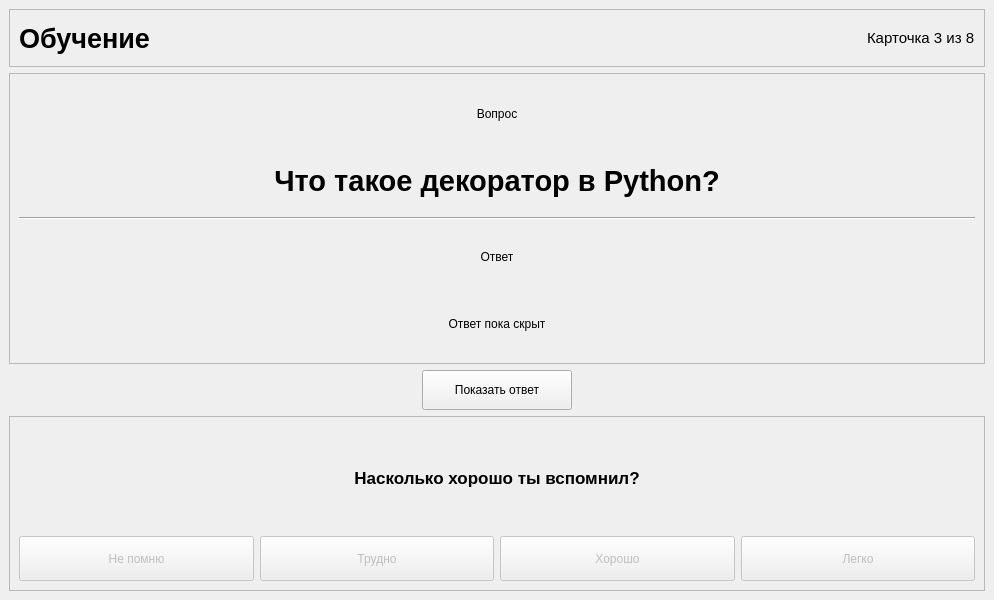
Before: the Qt Designer form ui/study_page.ui in roms140/PyQt_project, drawn with Qt 5.
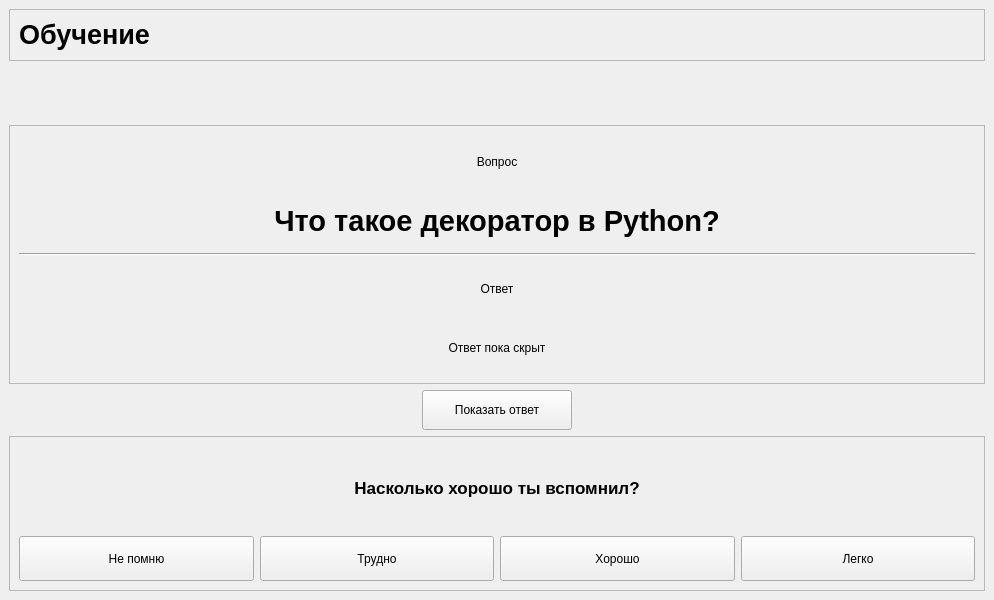
After: the same form once the commit is applied.

Commit message: Implement basic study page functionality

```diff
--- a/ui/study_page.ui
+++ b/ui/study_page.ui
@@ -14,7 +14,7 @@
    <string>MainWindow</string>
   </property>
   <widget class="QWidget" name="centralwidget">
-   <layout class="QVBoxLayout" name="verticalLayout" stretch="1,5,0,3">
+   <layout class="QVBoxLayout" name="verticalLayout" stretch="1,1,5,1,3">
     <item>
      <widget class="QFrame" name="top_frame">
       <property name="frameShape">
@@ -41,6 +41,9 @@
          <property name="text">
           <string>Обучение</string>
          </property>
+         <property name="alignment">
+          <set>Qt::AlignmentFlag::AlignLeading|Qt::AlignmentFlag::AlignLeft|Qt::AlignmentFlag::AlignTop</set>
+         </property>
         </widget>
        </item>
        <item>
@@ -51,13 +54,35 @@
           </font>
          </property>
          <property name="text">
-          <string>Карточка 3 из 8</string>
+          <string/>
          </property>
         </widget>
        </item>
       </layout>
      </widget>
     </item>
+    <item>
+     <widget class="QLabel" name="statusLabel">
+      <property name="enabled">
+       <bool>true</bool>
+      </property>
+      <property name="font">
+       <font>
+        <pointsize>15</pointsize>
+        <bold>true</bold>
+       </font>
+      </property>
+      <property name="tabletTracking">
+       <bool>false</bool>
+      </property>
+      <property name="text">
+       <string/>
+      </property>
+      <property name="alignment">
+       <set>Qt::AlignmentFlag::AlignCenter</set>
+      </property>
+     </widget>
+    </item>
     <item>
      <widget class="QFrame" name="questionFrame">
       <property name="frameShape">
@@ -202,7 +227,7 @@
          <item>
           <widget class="QPushButton" name="againButton">
            <property name="enabled">
-            <bool>false</bool>
+            <bool>true</bool>
            </property>
            <property name="sizePolicy">
             <sizepolicy hsizetype="Expanding" vsizetype="Fixed">
@@ -224,7 +249,7 @@
          <item>
           <widget class="QPushButton" name="hardButton">
            <property name="enabled">
-            <bool>false</bool>
+            <bool>true</bool>
            </property>
            <property name="sizePolicy">
             <sizepolicy hsizetype="Expanding" vsizetype="Fixed">
@@ -246,7 +271,7 @@
          <item>
           <widget class="QPushButton" name="goodButton">
            <property name="enabled">
-            <bool>false</bool>
+            <bool>true</bool>
            </property>
            <property name="sizePolicy">
             <sizepolicy hsizetype="Expanding" vsizetype="Fixed">
@@ -268,7 +293,7 @@
          <item>
           <widget class="QPushButton" name="easyButton">
            <property name="enabled">
-            <bool>false</bool>
+            <bool>true</bool>
            </property>
            <property name="sizePolicy">
             <sizepolicy hsizetype="Expanding" vsizetype="Fixed">
```
Left out of the diff: 2 changed lines with no effect on the pictures. The commit also changes 7 other files.
